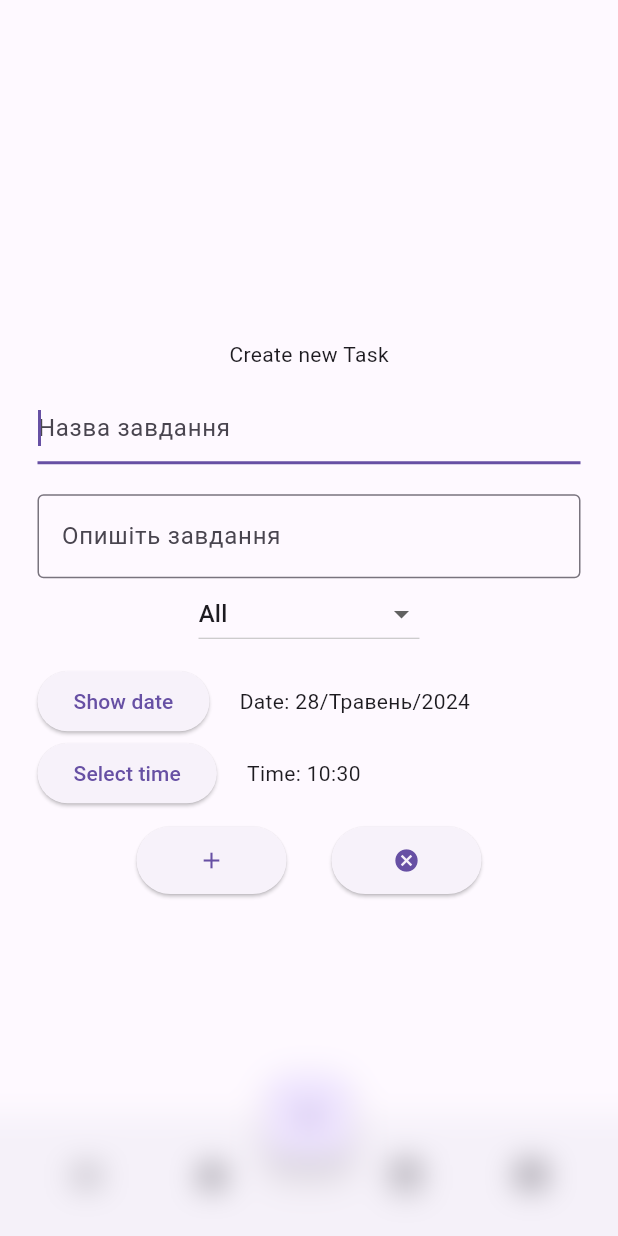
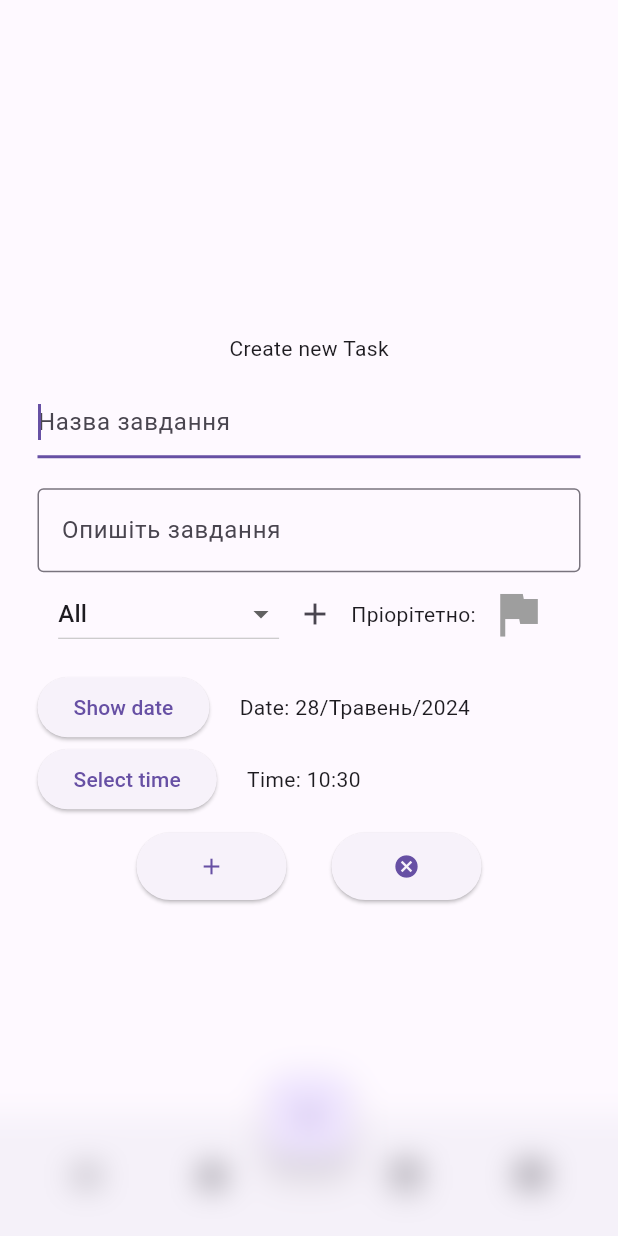
Before and after one commit to Alexrospersonal/flutter_todo_project, a Flutter app: the screen it shows after launch, after a tap on the "add" icon, on a phone screen of 412 x 824 dp. Run offline on Flutter 3.47's test engine with Material 3 defaults, Android fonts, the phone set to English and light mode, and no system bars.

Commit message:
Add toggle priority flag in dialog window

```diff
--- a/lib/screens/dialog_task/dialog_task_form.dart
+++ b/lib/screens/dialog_task/dialog_task_form.dart
@@ -15,6 +15,7 @@ class NewTaskForm extends StatefulWidget {
 class _NewTaskFormState extends State<NewTaskForm> {
   final _titleController = TextEditingController();
   final _descriptionController = TextEditingController();
+  final ValueNotifier<bool> _isPriority = ValueNotifier<bool>(false);
 
   Category? _selectedCategory;
 
@@ -40,13 +41,43 @@ class _NewTaskFormState extends State<NewTaskForm> {
         TaskNameField(titleController: _titleController),
         const SizedBox(height: 20),
         TaskDescriptionField(descriptionController: _descriptionController),
+        Row(mainAxisAlignment: MainAxisAlignment.center, children: [
           TaskCategoryField(selectCategory: selectCategory),
+          const Text("Пріорітетно:"),
+          PriorityToggleWidget(isPriority: _isPriority),
+        ]),
         const SizedBox(height: 10),
         const DateWidget(),
-        // DateWidget(),
         const SizedBox(height: 10),
         TaskButtons(addNewTask: addNewTask)
       ],
+    );
+  }
+}
+
+/// Toggle priority flag in dialog window.
+class PriorityToggleWidget extends StatelessWidget {
+  const PriorityToggleWidget({
+    super.key,
+    required ValueNotifier<bool> isPriority,
+  }) : _isPriority = isPriority;
+
+  final ValueNotifier<bool> _isPriority;
+
+  @override
+  Widget build(BuildContext context) {
+    return ValueListenableBuilder<bool>(
+      valueListenable: _isPriority,
+      builder: (context, value, child) {
+        return IconButton(
+          icon: const Icon(Icons.flag),
+          iconSize: 40,
+          color: _isPriority.value ? Colors.red : Colors.grey,
+          onPressed: () {
+            _isPriority.value = !_isPriority.value;
+          },
+        );
+      },
     );
   }
 }
@@ -92,12 +123,23 @@ class TaskCategoryField extends StatefulWidget {
 
 class _TaskCategoryFieldState extends State<TaskCategoryField> {
   Category selectedCategory = CategoryManager.instance.getItem(0);
+  final _newCategoryTextField = TextEditingController();
 
   @override
   Widget build(BuildContext context) {
     List<Category> categoryList = CategoryManager.instance.getItems();
 
-    return DropdownButton(
+    // TODO: переписати сатегорії на стан вибір категорій
+    void addNewCategory() {
+      setState(() {
+        var newCategory =
+            CategoryManager.instance.addItem(_newCategoryTextField.text);
+        selectedCategory = newCategory;
+      });
+    }
+
+    return Row(children: [
+      DropdownButton(
           hint: const Text("Choose category"),
           value: selectedCategory,
           items: categoryList.map<DropdownMenuItem<Category>>((cat) {
@@ -110,7 +152,33 @@ class _TaskCategoryFieldState extends State<TaskCategoryField> {
               widget.selectCategory(cat);
               selectedCategory = cat;
             });
-        });
+          }),
+      IconButton(
+          onPressed: () {
+            showDialog(
+              context: context,
+              builder: (BuildContext context) {
+                return SimpleDialog(
+                  title: const Text("Add new category"),
+                  children: [
+                    TextField(
+                      controller: _newCategoryTextField,
+                      decoration:
+                          const InputDecoration(hintText: 'Назва завдання'),
+                    ),
+                    ElevatedButton(
+                        onPressed: () {
+                          addNewCategory();
+                          Navigator.of(context).pop();
+                        },
+                        child: const Text("Add"))
+                  ],
+                );
+              },
+            );
+          },
+          icon: const Icon(Icons.add))
+    ]);
   }
 }
 
--- a/lib/services/category_manager.dart
+++ b/lib/services/category_manager.dart
@@ -23,9 +23,10 @@ class CategoryManager extends Manager<Category> {
   static CategoryManager get instance => _instance;
 
   @override
-  void addItem(String name) {
+  Category addItem(String name) {
     Category newCategory = Category(id: _list.length, name: name);
     _list.add(newCategory);
+    return newCategory;
   }
 
   @override
```
Also changed, not shown: lib/screens/category/add_cateory_widget.dart (added). Lines whose indentation alone changed are shown as unchanged.
